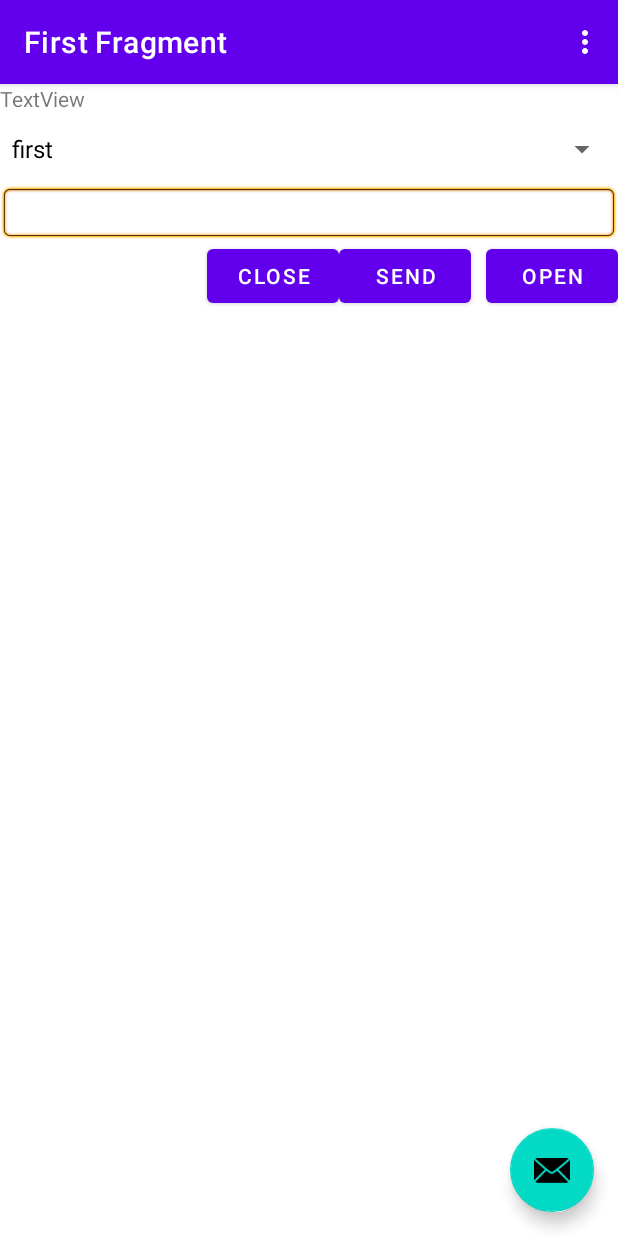
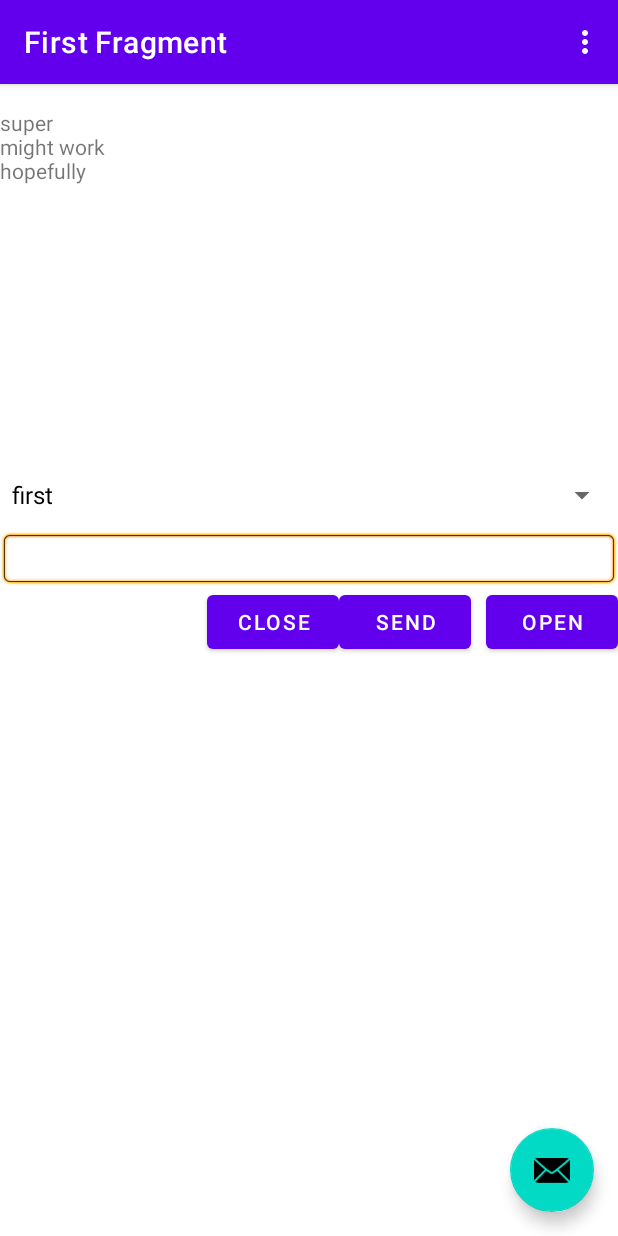
Before and after one commit to raddevus/SoBtEx, an Android app: the screen it shows after launch (MainActivity), on a phone screen of 412 x 824 dp. Run offline under Robolectric (Android 15) with nearby library versions, the phone set to English and light mode, and no system bars; our stand-ins replace navigation-ui; 1 statement that could not run was skipped.

Commit message:
Made the textview larger at top so you can see multiple returned lines from device. Altered the byte (10) which is looked for to determine EOL - my stuff uses 13 and enables multiple lines to be displayed.  Should work with any others though too -- just keep in mind if you aren't seeing all lines.

```diff
--- a/app/src/main/java/app/actionmobile/sobtex/FirstFragment.kt
+++ b/app/src/main/java/app/actionmobile/sobtex/FirstFragment.kt
@@ -134,7 +134,7 @@ class FirstFragment : Fragment() {
             }
         })
 
-
+        myLabel!!.text = "\nsuper\nmight work\nhopefully"
     }
 
     fun findBT() {
@@ -175,7 +175,8 @@ class FirstFragment : Fragment() {
 
     fun beginListenForData() {
         //val handler : Handler//= Handler()
-        val delimiter: Byte = 10 //This is the ASCII code for a newline character
+        // Changed following line from 10 (/n newline) to CR (13) to
+        val delimiter: Byte = 13 //This is the ASCII code for a newline character
         stopWorker = false
         readBufferPosition = 0
         readBuffer = ByteArray(1024)
--- a/app/src/main/res/layout/fragment_first.xml
+++ b/app/src/main/res/layout/fragment_first.xml
@@ -4,10 +4,11 @@
     android:layout_width="fill_parent"
     android:layout_height="fill_parent"
     tools:ignore="TextFields,HardcodedText" >
+
     <TextView
         android:id="@+id/label"
-        android:layout_width="wrap_content"
-        android:layout_height="wrap_content"
+        android:layout_width="match_parent"
+        android:layout_height="250dp"
         android:text="TextView" />
     <Spinner
         android:id="@+id/btDeviceSpinner"
```
